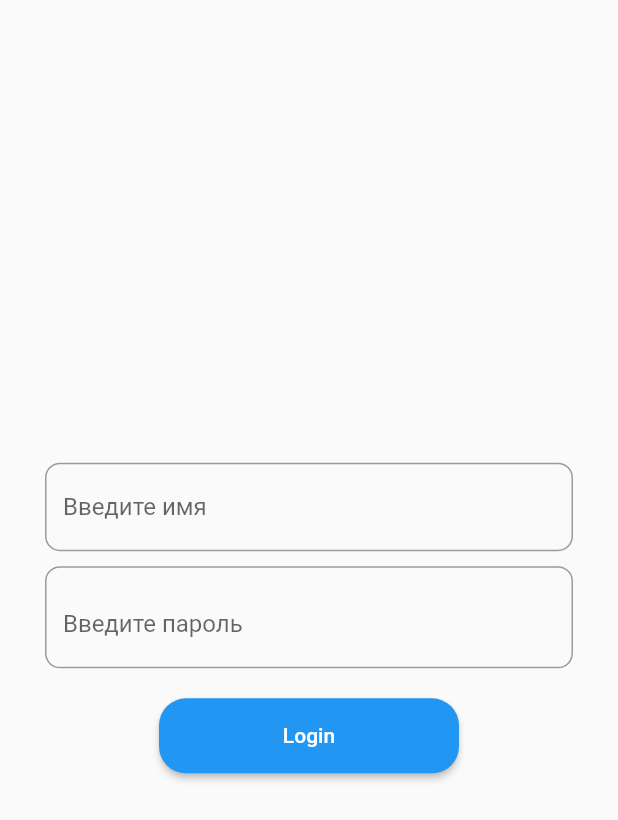
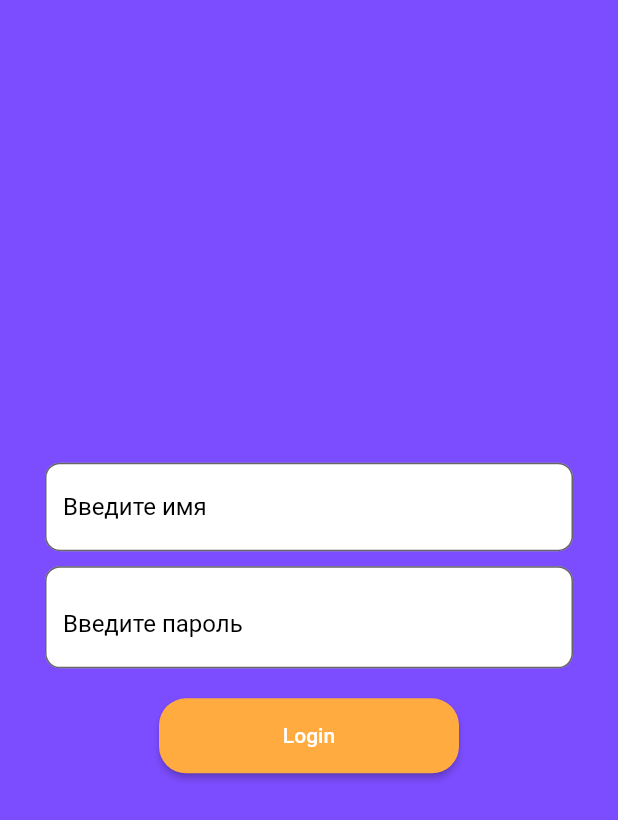
Before and after one commit to Timson01/Flutter-Auth-Clean, a Flutter app: the screen it shows after launch, on a phone screen of 412 x 824 dp. Shown: the top 820 px of the screen. Run offline on Flutter 3.47's test engine with Material 2 defaults, Android fonts, the phone set to English and light mode, and no system bars; our stand-ins replace auto_route, bloc, dio, flutter_bloc, flutter_secure_storage, get_it.

Commit message:
LoginPage UI

```diff
--- a/lib/features/authorization/presentation/pages/login/login_page.dart
+++ b/lib/features/authorization/presentation/pages/login/login_page.dart
@@ -39,6 +39,7 @@ class _LoginPageState extends State<LoginPage> {
   Widget build(BuildContext context) {
     return SafeArea(
       child: Scaffold(
+        backgroundColor: Colors.deepPurpleAccent,
         body: Padding(
           padding: const EdgeInsets.all(30),
           child: Column(
@@ -47,10 +48,16 @@ class _LoginPageState extends State<LoginPage> {
               TextFormField(
                 controller: usernameController,
                 decoration: InputDecoration(
+                  filled: true,
+                  fillColor: Colors.white,
                   border: OutlineInputBorder(
                     borderRadius: BorderRadius.circular(10.0),
+                    borderSide: const BorderSide(
+                      color: Colors.blue,
+                    ),
                   ),
                   hintText: 'Введите имя',
+                  hintStyle: const TextStyle(color: Colors.black),
                 ),
               ),
               const SizedBox(height: 10),
@@ -58,10 +65,16 @@ class _LoginPageState extends State<LoginPage> {
                 controller: passwordController,
                 obscureText: isHiddenPassword,
                 decoration: InputDecoration(
+                  filled: true,
+                  fillColor: Colors.white,
                   border: OutlineInputBorder(
                     borderRadius: BorderRadius.circular(10.0),
+                    borderSide: const BorderSide(
+                      color: Colors.blue,
+                    ),
                   ),
                   hintText: 'Введите пароль',
+                  hintStyle: const TextStyle(color: Colors.black),
                   suffix: InkWell(
                     onTap: togglePasswordView,
                     child: Icon(
@@ -82,11 +95,14 @@ class _LoginPageState extends State<LoginPage> {
                           username: usernameController.text,
                           password: passwordController.text),
                       style: ButtonStyle(
+                          backgroundColor:
+                              const MaterialStatePropertyAll<Color>(
+                                  Colors.orangeAccent),
                           shape:
                               MaterialStateProperty.all<RoundedRectangleBorder>(
                                   RoundedRectangleBorder(
-                        borderRadius: BorderRadius.circular(18.0),
-                      ))),
+                            borderRadius: BorderRadius.circular(18.0),
+                          ))),
                       child: const Text("Login")))
             ],
           ),
```
